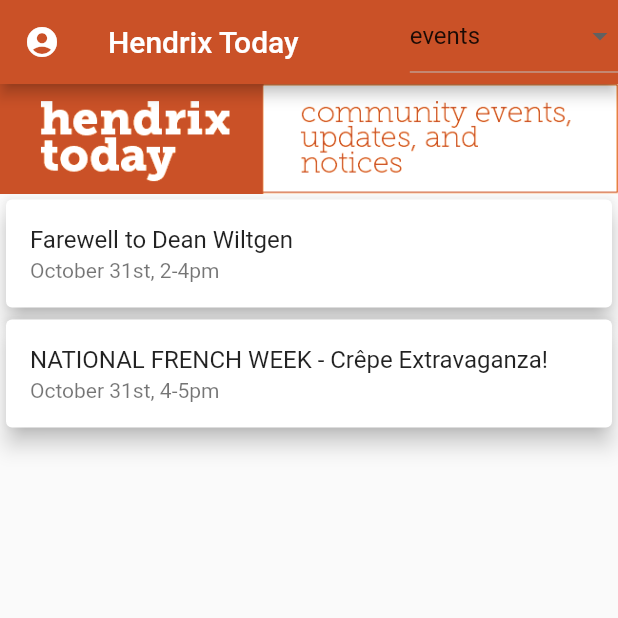
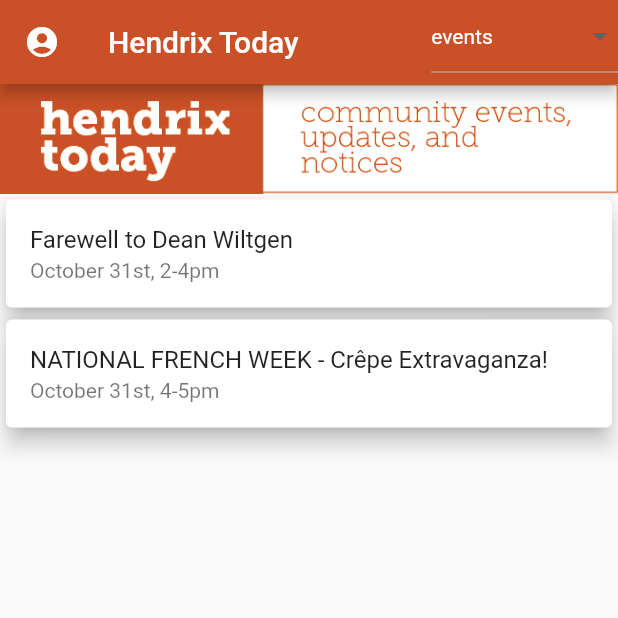
Before and after one commit to mason-t-demond/hendrix-today-app, a Flutter app: the screen it shows after launch, on a phone screen of 412 x 824 dp, the top half of it. Run offline on Flutter 3.47's test engine with Material 2 defaults, Android fonts, the phone set to English and light mode, and no system bars; our stand-ins replace anim_search_bar, firebase_auth, firebase_core, table_calendar; missing offline and left inert: dart:ffi, dart:html, firebase_ui_auth, gsheets; accounts and stored records are empty.

Commit message:
Changed dropdown stuff to look better

```diff
--- a/hendrix_today_app/lib/main.dart
+++ b/hendrix_today_app/lib/main.dart
@@ -64,8 +64,9 @@
             icon: Icon(Icons.account_circle)),
         actions: [
           DropdownButton<String>(
-              //isExpanded: true,
               value: dropdownValue,
+              style: TextStyle(color: Colors.white),
+              dropdownColor: webOrange,
               items: <String>["events", "announcements", "meetings"]
                   .map<DropdownMenuItem<String>>((String value) {
                 return DropdownMenuItem<String>(
@@ -76,7 +77,7 @@
                   dropdownValue = newValue!;
                 });
               }),
-        ],
+      ],
       ),
       body: Center(child: pages[selectedIndex]),
       floatingActionButton: Wrap(
@@ -122,29 +123,6 @@
       ),
       floatingActionButtonLocation: FloatingActionButtonLocation.centerFloat,
     );
-    /*
-        bottomNavigationBar:
-            BottomNavigationBar(items: <BottomNavigationBarItem>[
-          BottomNavigationBarItem(
-              icon: Icon(
-                Icons.home,
-                color: webOrange,
-              ),
-              label: "Home"),
-          BottomNavigationBarItem(
-              icon: Icon(
-                Icons.calendar_month_outlined,
-                color: webOrange,
-              ),
-              label: "Calendar"),
-          BottomNavigationBarItem(
-              icon: Icon(
-                Icons.search,
-                color: webOrange,
-              ),
-              label: "Search")
-        ], currentIndex: selectedIndex, onTap: onItemTapped)
-        */
   }
 
   //Stores Page Titles for AppBar
@@ -276,3 +254,13 @@
     });
   }
 }
+
+    List<Card> eventMap(List<String> nList){
+     List<Card> cardList = [];
+     int i = 0;
+      nList.forEach((element){
+        cardList.add(Card(child: ListTile(title: Text(element))));
+        i++;
+      });
+      return cardList;
+  }
--- a/hendrix_today_app/lib/reading_excel.dart
+++ b/hendrix_today_app/lib/reading_excel.dart
@@ -115,6 +115,8 @@
   }
 }
 
+
+
 class UploadScreen extends StatefulWidget {
   const UploadScreen({super.key});
 
```
